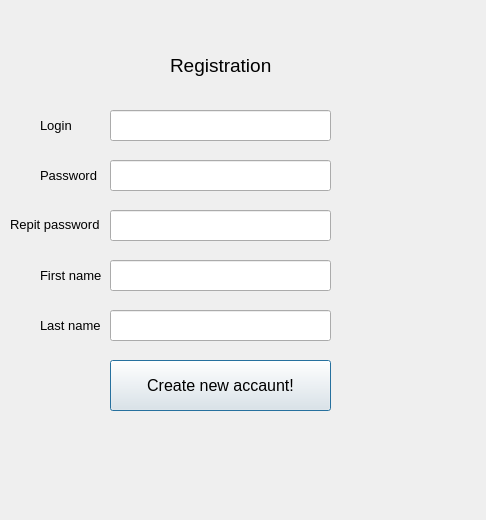
Above: reg.ui from stranikk/Homework-Secure-storage- before the change. Below: the same form after it.
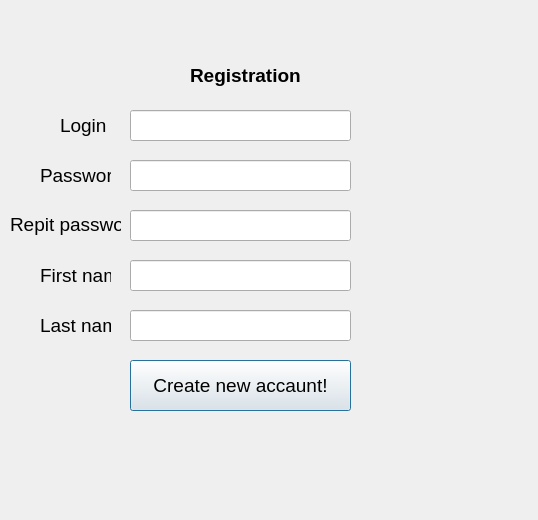
That is the form after the change.

What changed in the file:
```diff
--- a/reg.ui
+++ b/reg.ui
@@ -6,7 +6,7 @@
    <rect>
     <x>0</x>
     <y>0</y>
-    <width>486</width>
+    <width>538</width>
     <height>520</height>
    </rect>
   </property>
@@ -16,15 +16,18 @@
   <widget class="QLabel" name="label">
    <property name="geometry">
     <rect>
-     <x>170</x>
-     <y>50</y>
+     <x>190</x>
+     <y>60</y>
      <width>111</width>
      <height>31</height>
     </rect>
    </property>
    <property name="font">
     <font>
+     <family>Helvetica</family>
      <pointsize>14</pointsize>
+     <weight>75</weight>
+     <bold>true</bold>
     </font>
    </property>
    <property name="text">
@@ -34,7 +37,7 @@
   <widget class="QLineEdit" name="lineEdit">
    <property name="geometry">
     <rect>
-     <x>110</x>
+     <x>130</x>
      <y>110</y>
      <width>221</width>
      <height>31</height>
@@ -44,7 +47,7 @@
   <widget class="QLineEdit" name="lineEdit_2">
    <property name="geometry">
     <rect>
-     <x>110</x>
+     <x>130</x>
      <y>160</y>
      <width>221</width>
      <height>31</height>
@@ -54,7 +57,7 @@
   <widget class="QLineEdit" name="lineEdit_3">
    <property name="geometry">
     <rect>
-     <x>110</x>
+     <x>130</x>
      <y>210</y>
      <width>221</width>
      <height>31</height>
@@ -64,15 +67,15 @@
   <widget class="QLabel" name="label_2">
    <property name="geometry">
     <rect>
-     <x>40</x>
+     <x>60</x>
      <y>110</y>
-     <width>46</width>
+     <width>51</width>
      <height>31</height>
     </rect>
    </property>
    <property name="font">
     <font>
-     <pointsize>10</pointsize>
+     <pointsize>14</pointsize>
     </font>
    </property>
    <property name="text">
@@ -84,13 +87,13 @@
     <rect>
      <x>40</x>
      <y>160</y>
-     <width>61</width>
+     <width>71</width>
      <height>31</height>
     </rect>
    </property>
    <property name="font">
     <font>
-     <pointsize>10</pointsize>
+     <pointsize>14</pointsize>
     </font>
    </property>
    <property name="text">
@@ -102,13 +105,13 @@
     <rect>
      <x>10</x>
      <y>209</y>
-     <width>91</width>
+     <width>111</width>
      <height>31</height>
     </rect>
    </property>
    <property name="font">
     <font>
-     <pointsize>10</pointsize>
+     <pointsize>14</pointsize>
     </font>
    </property>
    <property name="text">
@@ -118,7 +121,7 @@
   <widget class="QLineEdit" name="lineEdit_4">
    <property name="geometry">
     <rect>
-     <x>110</x>
+     <x>130</x>
      <y>260</y>
      <width>221</width>
      <height>31</height>
@@ -128,7 +131,7 @@
   <widget class="QLineEdit" name="lineEdit_5">
    <property name="geometry">
     <rect>
-     <x>110</x>
+     <x>130</x>
      <y>310</y>
      <width>221</width>
      <height>31</height>
@@ -146,7 +149,7 @@
    </property>
    <property name="font">
     <font>
-     <pointsize>10</pointsize>
+     <pointsize>14</pointsize>
     </font>
    </property>
    <property name="text">
@@ -164,7 +167,7 @@
    </property>
    <property name="font">
     <font>
-     <pointsize>10</pointsize>
+     <pointsize>14</pointsize>
     </font>
    </property>
    <property name="text">
@@ -174,7 +177,7 @@
   <widget class="QPushButton" name="pushButton">
    <property name="geometry">
     <rect>
-     <x>110</x>
+     <x>130</x>
      <y>360</y>
      <width>221</width>
      <height>51</height>
@@ -182,7 +185,7 @@
    </property>
    <property name="font">
     <font>
-     <pointsize>12</pointsize>
+     <pointsize>14</pointsize>
     </font>
    </property>
    <property name="text">
@@ -192,10 +195,10 @@
   <widget class="QLabel" name="label_7">
    <property name="geometry">
     <rect>
-     <x>350</x>
-     <y>210</y>
-     <width>121</width>
-     <height>31</height>
+     <x>370</x>
+     <y>160</y>
+     <width>151</width>
+     <height>81</height>
     </rect>
    </property>
    <property name="font">
```
